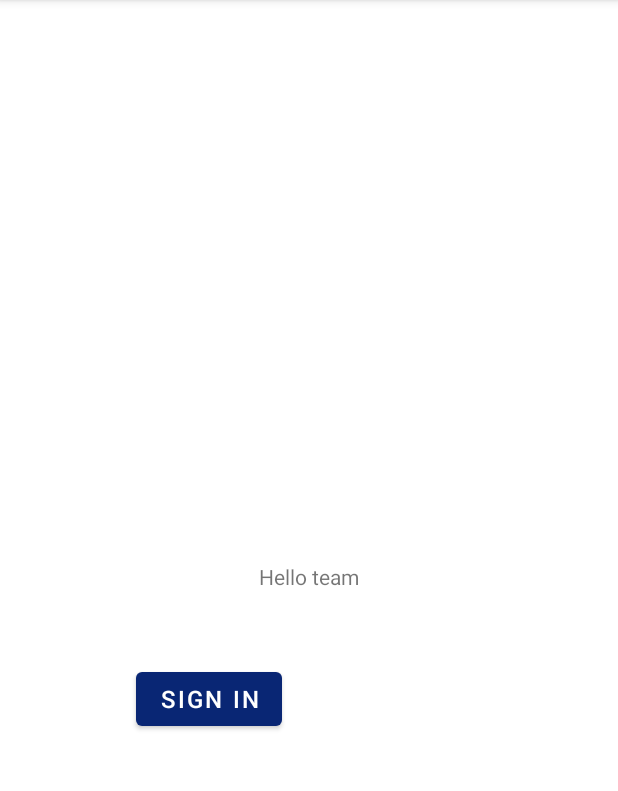
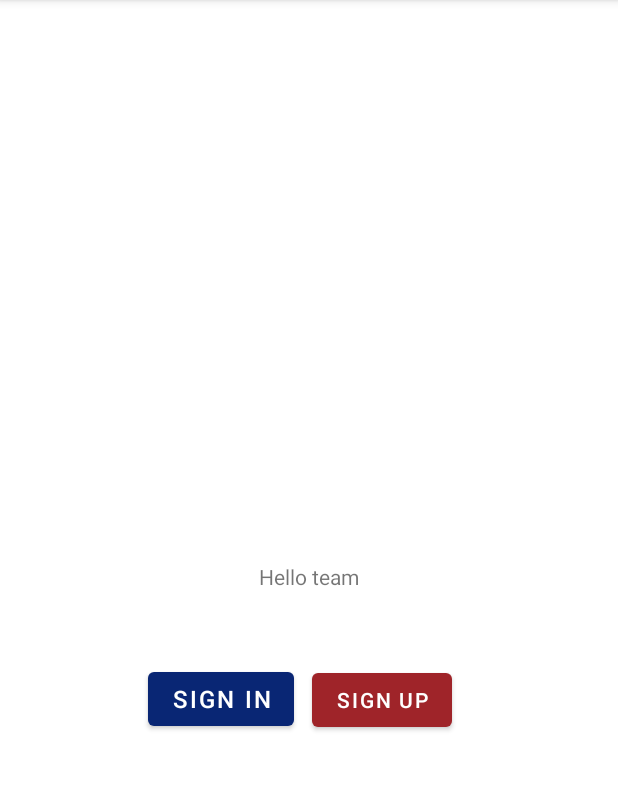
Before and after one commit to HIImaTsu/Centrists, an Android app: the screen it shows after launch (MainActivity), on a phone screen of 412 x 824 dp, the part 84-875 px from its top. Run offline under Robolectric (Android 15) with nearby library versions, the phone set to English and light mode, and no system bars; 2 statements that could not run were skipped.

Commit message:
add-button-red

```diff
--- a/app/src/main/res/layout/activity_main.xml
+++ b/app/src/main/res/layout/activity_main.xml
@@ -20,14 +20,36 @@
         android:id="@+id/button2"
         android:layout_width="wrap_content"
         android:layout_height="wrap_content"
+        android:layout_marginStart="24dp"
         android:layout_marginTop="48dp"
+        android:layout_marginEnd="24dp"
+        android:layout_marginBottom="32dp"
         android:text="@string/sign_in"
         android:textColorHighlight="#9F03FF"
         android:textSize="16sp"
         app:backgroundTint="#092674"
+        app:layout_constraintBottom_toBottomOf="parent"
         app:layout_constraintEnd_toEndOf="parent"
-        app:layout_constraintHorizontal_bias="0.288"
+        app:layout_constraintHorizontal_bias="0.28"
         app:layout_constraintStart_toStartOf="parent"
-        app:layout_constraintTop_toBottomOf="@+id/textView2" />
+        app:layout_constraintTop_toBottomOf="@+id/textView2"
+        app:layout_constraintVertical_bias="0.0" />
+
+    <Button
+        android:id="@+id/button4"
+        android:layout_width="wrap_content"
+        android:layout_height="wrap_content"
+        android:layout_marginStart="24dp"
+        android:layout_marginTop="48dp"
+        android:layout_marginEnd="24dp"
+        android:layout_marginBottom="32dp"
+        android:text="Sign up"
+        app:backgroundTint="#9F2429"
+        app:layout_constraintBottom_toBottomOf="parent"
+        app:layout_constraintEnd_toEndOf="parent"
+        app:layout_constraintHorizontal_bias="0.68"
+        app:layout_constraintStart_toStartOf="parent"
+        app:layout_constraintTop_toBottomOf="@+id/textView2"
+        app:layout_constraintVertical_bias="0.003" />
 
 </androidx.constraintlayout.widget.ConstraintLayout>
```
